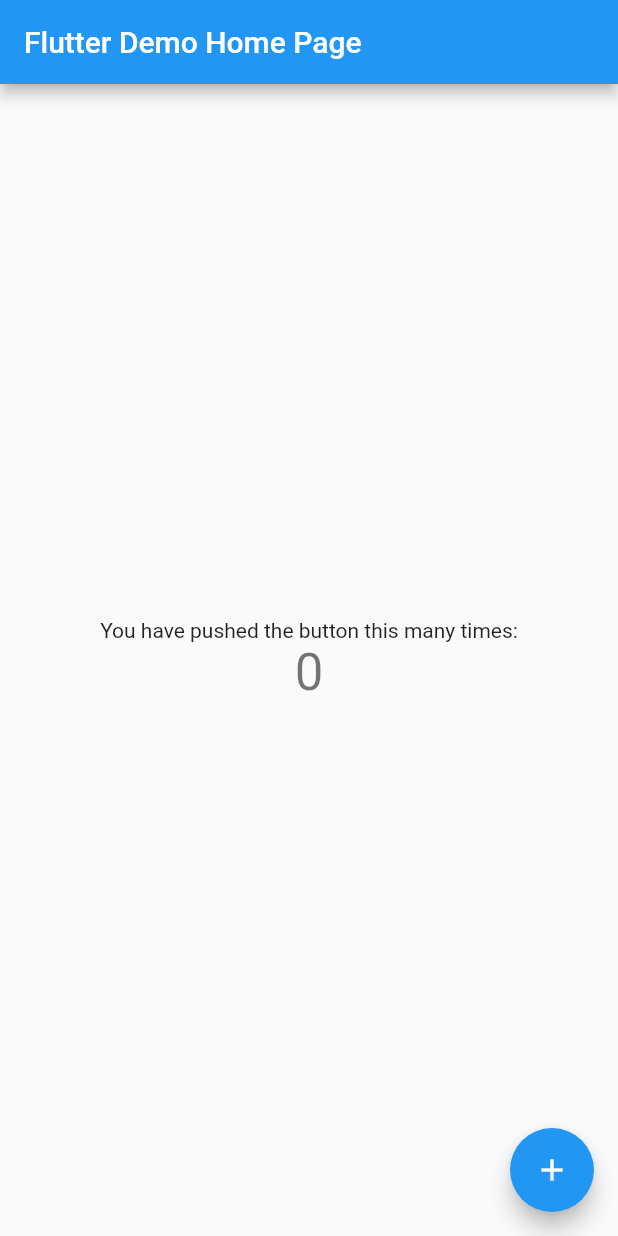
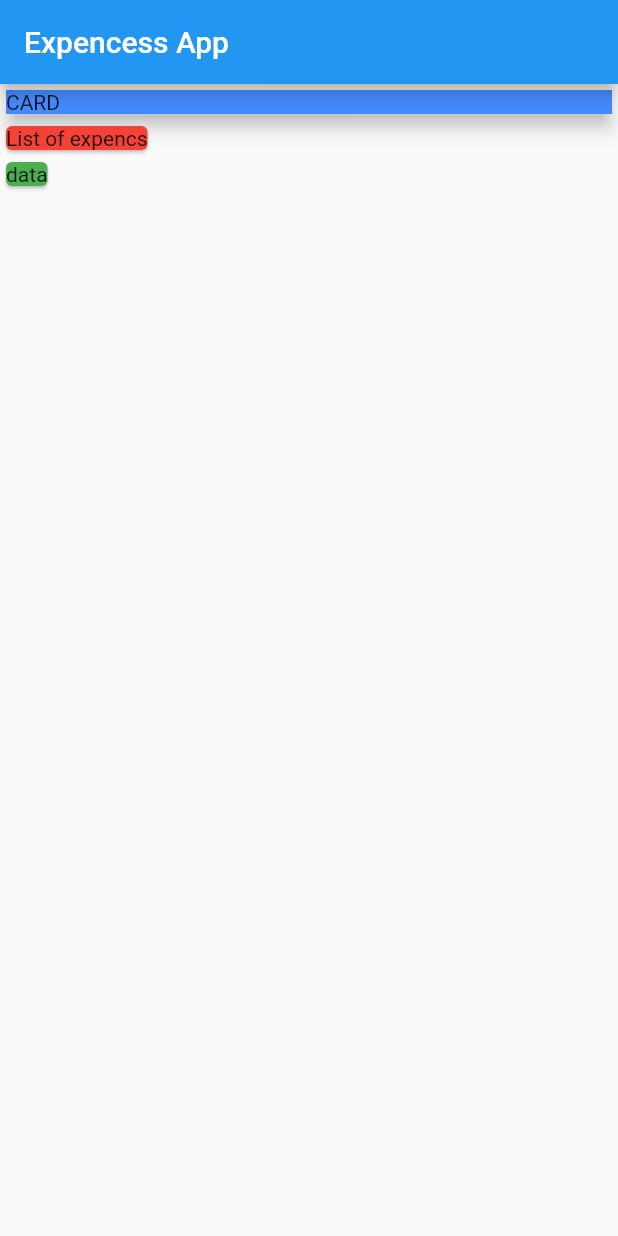
Before and after one commit to rahulok/expencesapp, a Flutter app: the screen it shows after launch, on a phone screen of 412 x 824 dp. Run offline on Flutter 3.47's test engine with Material 2 defaults, Android fonts, the phone set to English and light mode, and no system bars.

Commit message:
About rows and colums

```diff
--- a/lib/main.dart
+++ b/lib/main.dart
@@ -3,109 +3,43 @@ import 'package:flutter/material.dart';
 void main() => runApp(MyApp());
 
 class MyApp extends StatelessWidget {
-  // This widget is the root of your application.
   @override
   Widget build(BuildContext context) {
     return MaterialApp(
-      title: 'Flutter Demo',
-      theme: ThemeData(
-        // This is the theme of your application.
-        //
-        // Try running your application with "flutter run". You'll see the
-        // application has a blue toolbar. Then, without quitting the app, try
-        // changing the primarySwatch below to Colors.green and then invoke
-        // "hot reload" (press "r" in the console where you ran "flutter run",
-        // or simply save your changes to "hot reload" in a Flutter IDE).
-        // Notice that the counter didn't reset back to zero; the application
-        // is not restarted.
-        primarySwatch: Colors.blue,
-      ),
-      home: MyHomePage(title: 'Flutter Demo Home Page'),
+      title: 'Flutter App',
+      home: MyHomePage(),
     );
   }
 }
 
-class MyHomePage extends StatefulWidget {
-  MyHomePage({Key key, this.title}) : super(key: key);
-
-  // This widget is the home page of your application. It is stateful, meaning
-  // that it has a State object (defined below) that contains fields that affect
-  // how it looks.
-
-  // This class is the configuration for the state. It holds the values (in this
-  // case the title) provided by the parent (in this case the App widget) and
-  // used by the build method of the State. Fields in a Widget subclass are
-  // always marked "final".
-
-  final String title;
-
-  @override
-  _MyHomePageState createState() => _MyHomePageState();
-}
-
-class _MyHomePageState extends State<MyHomePage> {
-  int _counter = 0;
-
-  void _incrementCounter() {
-    setState(() {
-      // This call to setState tells the Flutter framework that something has
-      // changed in this State, which causes it to rerun the build method below
-      // so that the display can reflect the updated values. If we changed
-      // _counter without calling setState(), then the build method would not be
-      // called again, and so nothing would appear to happen.
-      _counter++;
-    });
-  }
-
+class MyHomePage extends StatelessWidget {
   @override
   Widget build(BuildContext context) {
-    // This method is rerun every time setState is called, for instance as done
-    // by the _incrementCounter method above.
-    //
-    // The Flutter framework has been optimized to make rerunning build methods
-    // fast, so that you can just rebuild anything that needs updating rather
-    // than having to individually change instances of widgets.
     return Scaffold(
-      appBar: AppBar(
-        // Here we take the value from the MyHomePage object that was created by
-        // the App.build method, and use it to set our appbar title.
-        title: Text(widget.title),
-      ),
-      body: Center(
-        // Center is a layout widget. It takes a single child and positions it
-        // in the middle of the parent.
-        child: Column(
-          // Column is also a layout widget. It takes a list of children and
-          // arranges them vertically. By default, it sizes itself to fit its
-          // children horizontally, and tries to be as tall as its parent.
-          //
-          // Invoke "debug painting" (press "p" in the console, choose the
-          // "Toggle Debug Paint" action from the Flutter Inspector in Android
-          // Studio, or the "Toggle Debug Paint" command in Visual Studio Code)
-          // to see the wireframe for each widget.
-          //
-          // Column has various properties to control how it sizes itself and
-          // how it positions its children. Here we use mainAxisAlignment to
-          // center the children vertically; the main axis here is the vertical
-          // axis because Columns are vertical (the cross axis would be
-          // horizontal).
-          mainAxisAlignment: MainAxisAlignment.center,
+        appBar: AppBar(
+          title: Text('Expencess App'),
+        ),
+        body: Column(
+          mainAxisAlignment: MainAxisAlignment.start,
+          crossAxisAlignment: CrossAxisAlignment.start,
           children: <Widget>[
-            Text(
-              'You have pushed the button this many times:',
+            Card(
+              child: Container(
+                child: Text('CARD'),
+                width: double.infinity,
+                color: Colors.blueAccent,
+              ),
+              elevation: 5,
             ),
-            Text(
-              '$_counter',
-              style: Theme.of(context).textTheme.display1,
+            Card(
+              child: Text('List of expencs'),
+              color: Colors.red,
             ),
+            Card(
+              child: Text('data'),
+              color: Colors.green,
+            )
           ],
-        ),
-      ),
-      floatingActionButton: FloatingActionButton(
-        onPressed: _incrementCounter,
-        tooltip: 'Increment',
-        child: Icon(Icons.add),
-      ), // This trailing comma makes auto-formatting nicer for build methods.
-    );
+        ));
   }
 }
```
